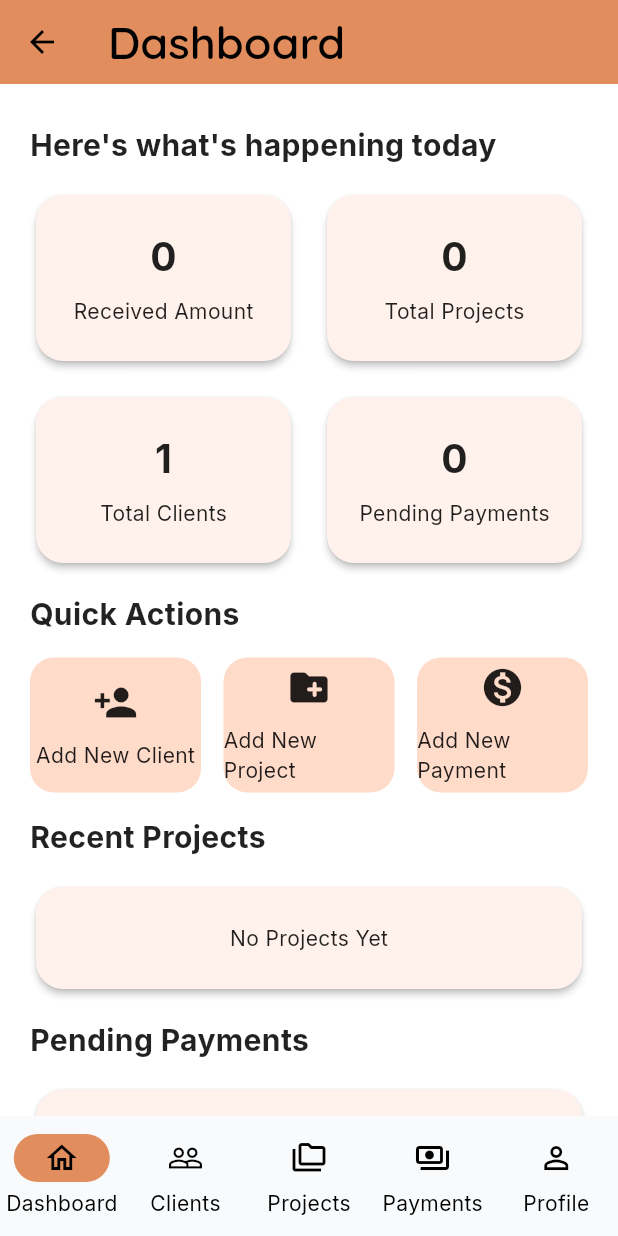
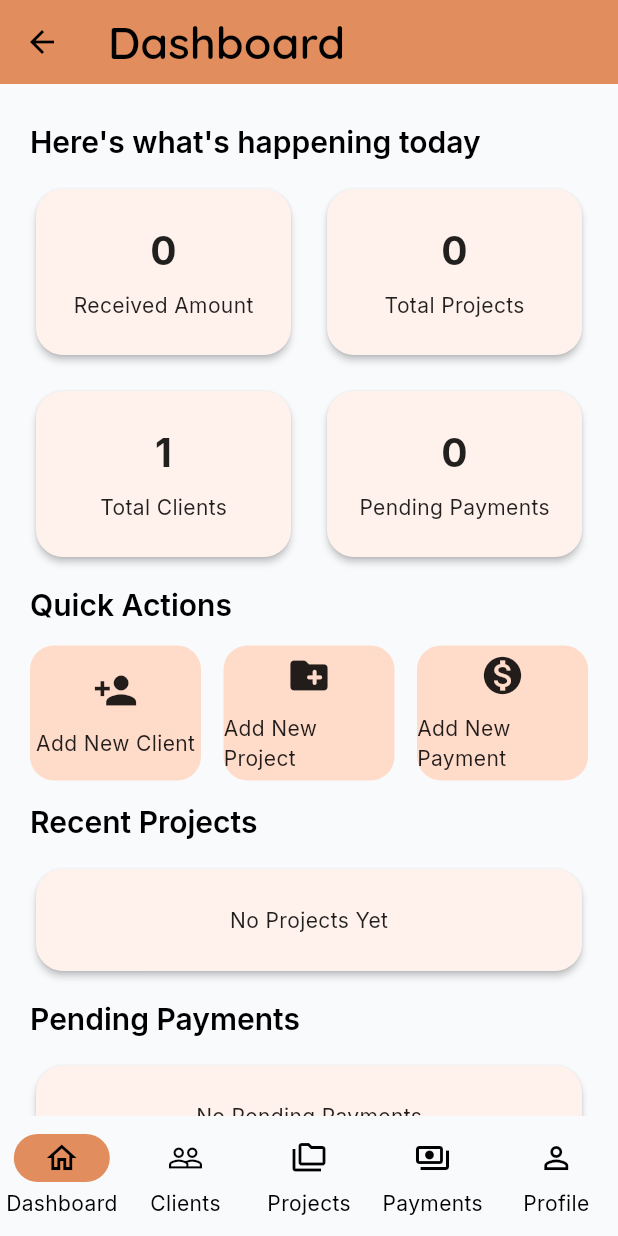
Before and after one commit to PranjalBajaj2/Project-Pilot, a Flutter app: the MainScreen screen opened by its route, on a phone screen of 412 x 824 dp. Run offline on Flutter 3.47's test engine with Material 3 defaults, Android fonts, the light colour scheme and no system bars; our stand-ins replace awesome_snackbar_content, cloud_firestore, firebase_auth, firebase_core, go_router, google_fonts and 1 more; accounts and stored records are empty; generated files the repository leaves out were written again.

Commit message:
final changes

```diff
--- a/lib/Screens/splash_screen.dart
+++ b/lib/Screens/splash_screen.dart
@@ -41,7 +41,7 @@
 
   Widget _buildDesktop() {
     return Scaffold(
-      backgroundColor: AppColors.primary,
+      backgroundColor: AppColorsLight.primary,
       body: SafeArea(
         child: Center(
           child: Row(
@@ -78,7 +78,7 @@
     double height = MediaQuery.of(context).size.height;
     double width = MediaQuery.of(context).size.width;
     return Scaffold(
-      backgroundColor: AppColors.primary,
+      backgroundColor: AppColorsLight.primary,
       body: SafeArea(
         child: Center(
           child: Column(
--- a/lib/features/dashboard.dart
+++ b/lib/features/dashboard.dart
@@ -16,6 +16,7 @@
 
   @override
   Widget build(BuildContext context) {
+
     final projects = context.watch<ProjectProvider>().projects;
     final payments = context.watch<PaymentProvider>().payments;
 
@@ -35,9 +36,9 @@
         children: [
           const SizedBox(height: 6),
 
-          const Text(
+          Text(
             "Here's what's happening today",
-            style: TextStyle(fontSize: 20, fontWeight: FontWeight.bold),
+            style: Theme.of(context).textTheme.titleLarge,
           ),
 
           const SizedBox(height: 15),
@@ -46,9 +47,9 @@
 
           const SizedBox(height: 15),
 
-          const Text(
+           Text(
             "Quick Actions",
-            style: TextStyle(fontSize: 20, fontWeight: FontWeight.bold),
+              style: Theme.of(context).textTheme.titleLarge,
           ),
 
           const SizedBox(height: 15),
@@ -86,9 +87,9 @@
 
           const SizedBox(height: 15),
 
-          const Text(
+           Text(
             "Recent Projects",
-            style: TextStyle(fontSize: 20, fontWeight: FontWeight.bold),
+               style: Theme.of(context).textTheme.titleLarge,
           ),
 
           const SizedBox(height: 15),
@@ -114,9 +115,9 @@
 
           const SizedBox(height: 15),
 
-          const Text(
+           Text(
             "Pending Payments",
-            style: TextStyle(fontSize: 20, fontWeight: FontWeight.bold),
+             style: Theme.of(context).textTheme.titleLarge,
           ),
 
           const SizedBox(height: 15),
--- a/lib/features/home/screens/main_screen.dart
+++ b/lib/features/home/screens/main_screen.dart
@@ -1,5 +1,8 @@
 import 'package:flutter/material.dart';
+import 'package:projectpilot/core/theme/app_theme.dart';
+import 'package:provider/provider.dart';
 
+import '../../../core/theme/theme_provider.dart';
 import '../../../shared/navigation/mobile_navigation.dart';
 import '../../../shared/navigation/desktop_navigation.dart';
 import '../../../shared/widgets/custom_app_bar.dart';
@@ -7,7 +10,7 @@
 import '../../dashboard.dart';
 import '../../models/navigation_item.dart';
 import '../../models/payments/payments.dart';
-import '../../profile.dart';
+import '../../models/profile/profile.dart';
 import '../../models/projects/projects.dart';
 
 class MainScreen extends StatefulWidget {
@@ -70,15 +73,20 @@
 
   @override
   Widget build(BuildContext context) {
+    final themeProvider = context.watch<ThemeProvider>();
 
-    return Scaffold(
+    return Theme(
+        data: themeProvider.themeMode == ThemeMode.dark
+            ? AppThemeDark.darkTheme
+            : AppThemeLight.lightTheme,
+
+        child: Scaffold(
 
       appBar: CustomAppBar(
+          icon: items[currentIndex].icon,
+          title: items[currentIndex].title,
 
-          title: items[currentIndex].title,
-          icon: items[currentIndex].icon,
               ),
-      backgroundColor: Colors.white,
 
       body: isDesktop
           ? Row(
@@ -117,6 +125,7 @@
           });
         },
       ),
+        ),
     );
   }
 }
```
Also changed, not shown: lib/Screens/forgot_password_screen.dart (+14 -41 lines).
